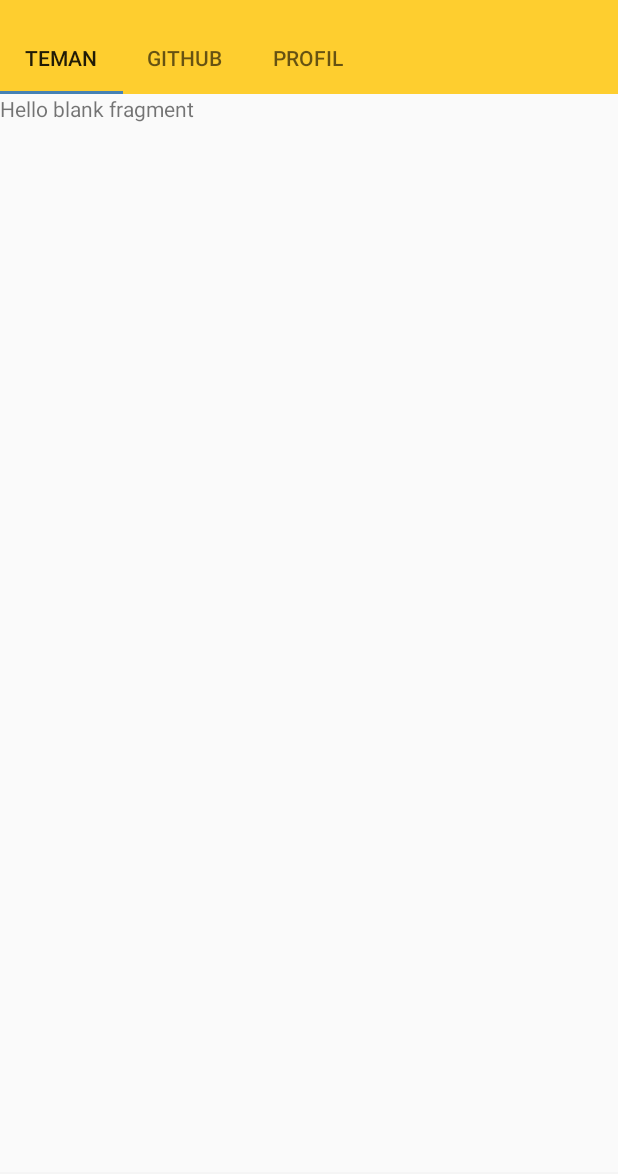
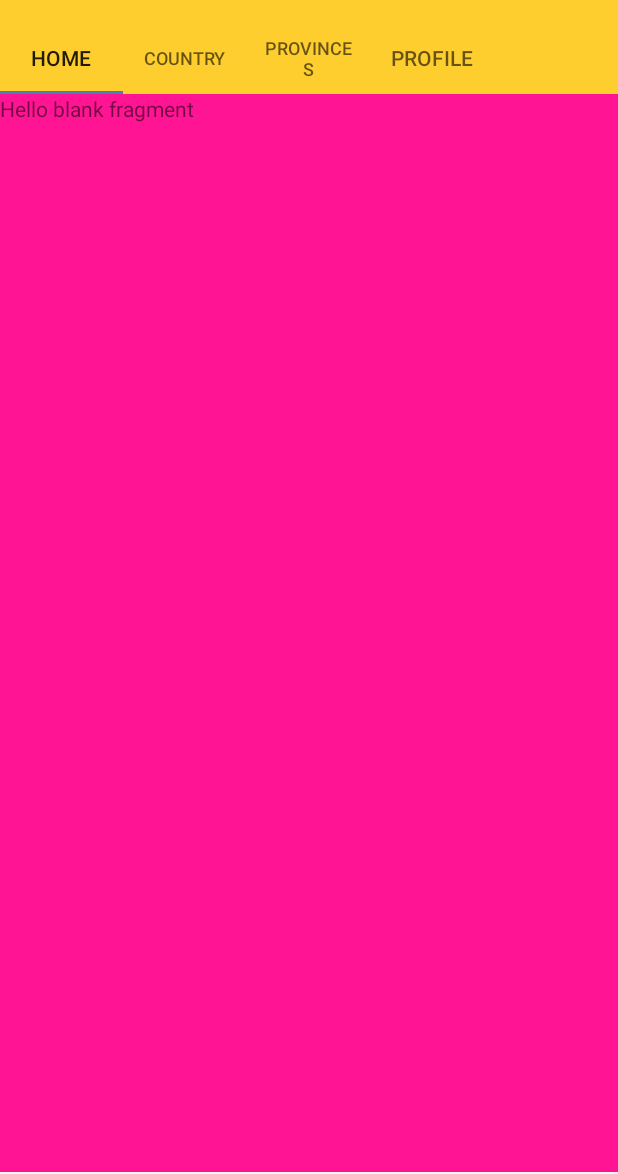
Before and after one commit to RizkiKarianata/smk-coding-covid-app, an Android app: the MainActivity screen opened directly, with no data from a screen before it, on a phone screen of 412 x 824 dp, the part 62-1236 px from its top. Run offline under Robolectric (Android 15) with nearby library versions, the phone set to English and light mode, and no system bars; Roboto replaces fonts that are not available here; 1 statement that could not run was skipped.

Commit message:
Edit Fragment

```diff
--- a/app/src/main/java/com/example/challenge2/MainActivity.kt
+++ b/app/src/main/java/com/example/challenge2/MainActivity.kt
@@ -11,7 +11,7 @@ import android.view.WindowManager
 
 class MainActivity : AppCompatActivity() {
 
-    val menuTeks = arrayOf("Teman", "Github", "profil")
+    val menuTeks = arrayOf("Home", "Country", "Provinces", "Profile")
 
     override fun onCreate(savedInstanceState: Bundle?) {
         requestWindowFeature(Window.FEATURE_NO_TITLE)
--- a/app/src/main/res/layout/fragment_country.xml
+++ b/app/src/main/res/layout/fragment_country.xml
@@ -3,6 +3,7 @@
     xmlns:tools="http://schemas.android.com/tools"
     android:layout_width="match_parent"
     android:layout_height="match_parent"
+    android:background="#FF7F50"
     tools:context=".CountryFragment">
 
     <!-- TODO: Update blank fragment layout -->
--- a/app/src/main/res/layout/fragment_global.xml
+++ b/app/src/main/res/layout/fragment_global.xml
@@ -3,6 +3,7 @@
     xmlns:tools="http://schemas.android.com/tools"
     android:layout_width="match_parent"
     android:layout_height="match_parent"
+    android:background="#6495ED"
     tools:context=".GlobalFragment">
 
     <!-- TODO: Update blank fragment layout -->
--- a/app/src/main/res/layout/fragment_home.xml
+++ b/app/src/main/res/layout/fragment_home.xml
@@ -3,6 +3,7 @@
     xmlns:tools="http://schemas.android.com/tools"
     android:layout_width="match_parent"
     android:layout_height="match_parent"
+    android:background="#FF1493"
     tools:context=".HomeFragment">
 
     <!-- TODO: Update blank fragment layout -->
--- a/app/src/main/res/layout/fragment_profile.xml
+++ b/app/src/main/res/layout/fragment_profile.xml
@@ -3,6 +3,7 @@
     xmlns:tools="http://schemas.android.com/tools"
     android:layout_width="match_parent"
     android:layout_height="match_parent"
+    android:background="#B22222"
     tools:context=".ProfileFragment">
 
     <!-- TODO: Update blank fragment layout -->
--- a/app/src/main/res/layout/fragment_provinces.xml
+++ b/app/src/main/res/layout/fragment_provinces.xml
@@ -3,6 +3,7 @@
     xmlns:tools="http://schemas.android.com/tools"
     android:layout_width="match_parent"
     android:layout_height="match_parent"
+    android:background="#DCDCDC"
     tools:context=".ProvincesFragment">
 
     <!-- TODO: Update blank fragment layout -->
--- a/app/src/main/res/values/strings.xml
+++ b/app/src/main/res/values/strings.xml
@@ -1,6 +1,6 @@
 <resources>
     <string name="app_name">Challenge2</string>
-    <string name="smk_coding_online">SMK COding Online</string>
+    <string name="smk_coding_online">SMK Coding Online</string>
     <string name="covid_19">Covid-19</string>
     <string name="info_penyebaran_covid">Info Penyebaran Covid</string>
 
```
